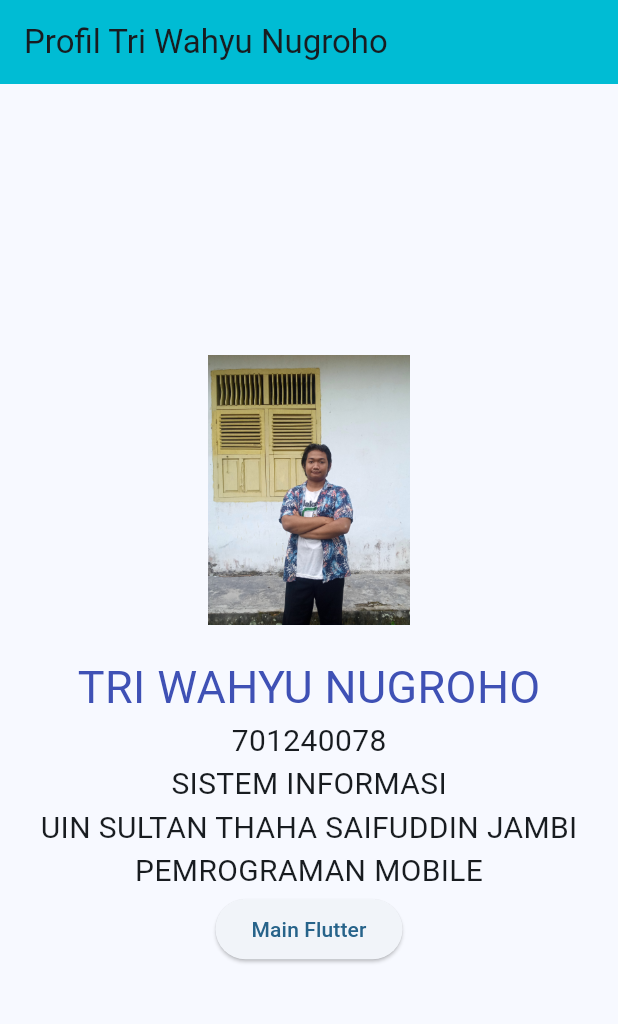
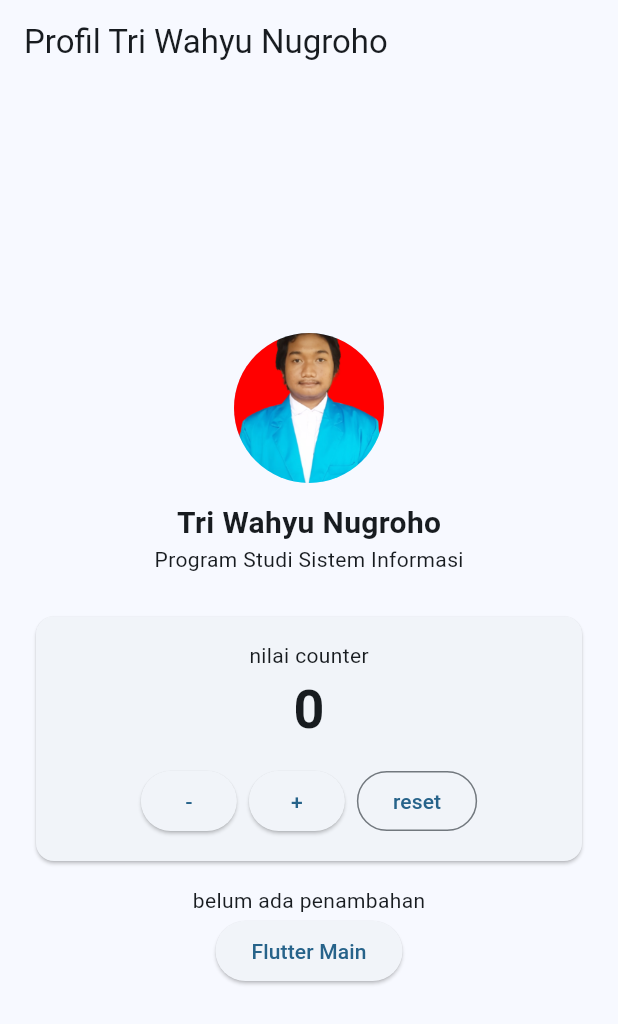
Before and after one commit to Wahyu-Nugroho-beginner/wahyu_flutter, a Flutter app: the screen it shows after launch, on a phone screen of 412 x 824 dp. Shown: the top 1024 px of the screen. Run offline on Flutter 3.47's test engine with Material 3 defaults, Android fonts, the phone set to English and light mode, and no system bars.

Commit message:
menambahkan fitur tombol dan counter

```diff
--- a/lib/wahyu.dart
+++ b/lib/wahyu.dart
@@ -7,6 +7,7 @@ class Wahyu extends StatelessWidget {
   @override
   Widget build(BuildContext context) {
     return MaterialApp(
+      debugShowCheckedModeBanner: false,
       title: 'Profil Mahasiswa',
       theme: ThemeData(colorScheme: .fromSeed(seedColor: Colors.lightBlue)),
       home: const Beranda(title: 'Profil Tri Wahyu Nugroho'),
@@ -22,42 +23,104 @@ class Beranda extends StatefulWidget {
 }
 
 class _BerandaState extends State<Beranda> {
+  int jumlah = 0;
+  void tambah() {
+    setState(() {
+      jumlah++;
+    });
+  }
+
+  void kurang() {
+    setState(() {
+      if (jumlah > 0) {
+        jumlah--;
+      }
+    });
+  }
+
+  void reset() {
+    setState(() {
+      jumlah = 0;
+    });
+  }
+
   @override
   Widget build(BuildContext context) {
     return Scaffold(
-      appBar: AppBar(backgroundColor: Colors.cyan, title: Text(widget.title)),
+      appBar: AppBar(title: const Text("Profil Tri Wahyu Nugroho")),
       body: Center(
+        child: Padding(
+          padding: const EdgeInsets.all(20),
           child: Column(
-          mainAxisAlignment: .center,
+            mainAxisSize: MainAxisSize.min,
             children: [
-            Container(
-              width: 200,
-              height: 200,
-              padding: EdgeInsets.only(bottom: 20),
-              child: Image.asset('images/FOTO PBAK.jpg'),
+              const CircleAvatar(
+                foregroundImage: AssetImage('images/FOTO KTM.png'),
+                radius: 50,
+                child: Icon(Icons.person, size: 60),
               ),
+              const SizedBox(height: 12),
+              const Text(
+                'Tri Wahyu Nugroho',
+                style: TextStyle(fontSize: 20, fontWeight: FontWeight.bold),
+              ),
+              const Text('Program Studi Sistem Informasi'),
+              const SizedBox(height: 24),
+              Card(
+                child: Padding(
+                  padding: const EdgeInsets.all(16),
+                  child: Column(
+                    children: [
+                      const Text('nilai counter'),
                       Text(
-              style: TextStyle(fontSize: 30, color: Colors.indigo),
-              'TRI WAHYU NUGROHO',
+                        '$jumlah',
+                        style: const TextStyle(
+                          fontSize: 36,
+                          fontWeight: FontWeight.bold,
                         ),
-            Text(style: TextStyle(fontSize: 20), '701240078'),
-            Text(style: TextStyle(fontSize: 20), 'SISTEM INFORMASI'),
+                      ),
+                      const SizedBox(height: 12),
+                      Row(
+                        mainAxisAlignment: MainAxisAlignment.center,
+                        children: [
+                          ElevatedButton(
+                            onPressed: kurang,
+                            child: const Text('-'),
+                          ),
+                          const SizedBox(width: 8),
+                          ElevatedButton(
+                            onPressed: tambah,
+                            child: const Text('+'),
+                          ),
+                          const SizedBox(width: 8),
+                          OutlinedButton(
+                            onPressed: reset,
+                            child: const Text("reset"),
+                          ),
+                        ],
+                      ),
+                    ],
+                  ),
+                ),
+              ),
+              const SizedBox(height: 12),
               Text(
-              style: TextStyle(fontSize: 20),
-              'UIN SULTAN THAHA SAIFUDDIN JAMBI',
+                jumlah == 0
+                    ? 'belum ada penambahan'
+                    : 'anda sudah menambah $jumlah kali',
               ),
-            Text(style: TextStyle(fontSize: 20), 'PEMROGRAMAN MOBILE'),
 
               ElevatedButton(
                 onPressed: () {
                   Navigator.push(
                     context,
-                  MaterialPageRoute(builder: ((context) => MyApp())),
+                    MaterialPageRoute(builder: (context) => MyApp()),
                   );
                 },
-              child: Text('Main Flutter'),
+                child: Text('Flutter Main'),
               ),
             ],
+          ),
         ),
       ),
     );
```
Also changed, not shown: 1 other file. Lines whose indentation alone changed are shown as unchanged.
